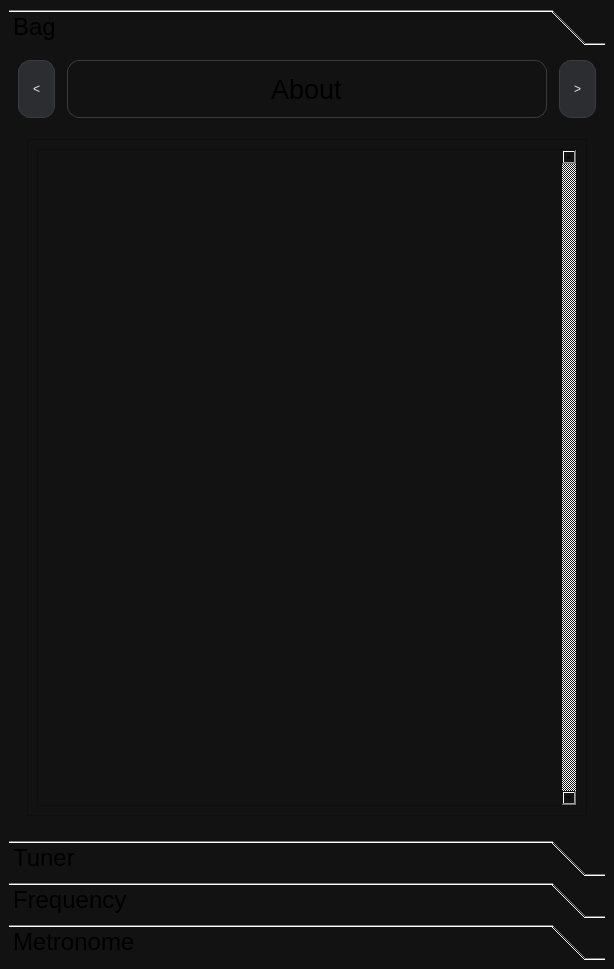
Before: the Qt Designer form mainwindow.ui in DjamesSuhanko/Musicool, drawn with Qt 5.
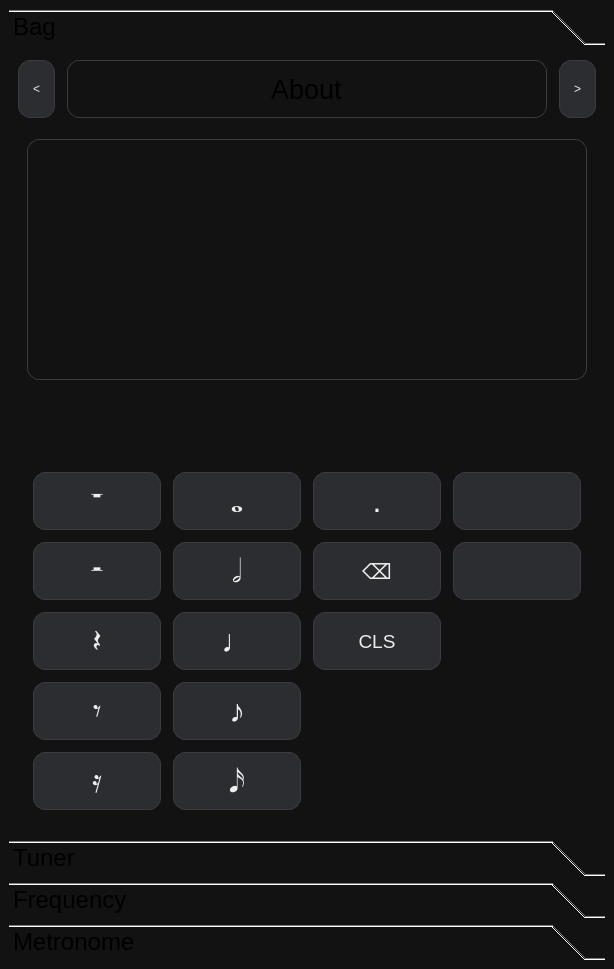
After: the same form once the commit is applied. Custom widgets are drawn as their Qt base class.

Commit message: v2.0: calculadora de compasso

What changed in the file:
```diff
--- a/mainwindow.ui
+++ b/mainwindow.ui
@@ -153,7 +153,7 @@
               <item>
                <widget class="QStackedWidget" name="stackWidget">
                 <property name="currentIndex">
-                 <number>0</number>
+                 <number>3</number>
                 </property>
                 <widget class="QWidget" name="About">
                  <layout class="QGridLayout" name="gridLayout_7">
@@ -242,6 +242,364 @@
                   </item>
                  </layout>
                 </widget>
+                <widget class="QWidget" name="Calculadora">
+                 <layout class="QGridLayout" name="gridLayout_22">
+                  <item row="0" column="0">
+                   <layout class="QVBoxLayout" name="verticalLayout_6">
+                    <property name="spacing">
+                     <number>12</number>
+                    </property>
+                    <item>
+                     <widget class="QLineEdit" name="lineEdit_mantissa">
+                      <property name="sizePolicy">
+                       <sizepolicy hsizetype="Expanding" vsizetype="Expanding">
+                        <horstretch>0</horstretch>
+                        <verstretch>0</verstretch>
+                       </sizepolicy>
+                      </property>
+                      <property name="minimumSize">
+                       <size>
+                        <width>0</width>
+                        <height>0</height>
+                       </size>
+                      </property>
+                      <property name="maximumSize">
+                       <size>
+                        <width>16777215</width>
+                        <height>16777215</height>
+                       </size>
+                      </property>
+                      <property name="font">
+                       <font>
+                        <pointsize>20</pointsize>
+                       </font>
+                      </property>
+                      <property name="inputMethodHints">
+                       <set>Qt::InputMethodHint::ImhNone</set>
+                      </property>
+                      <property name="text">
+                       <string/>
+                      </property>
+                      <property name="maxLength">
+                       <number>40</number>
+                      </property>
+                      <property name="alignment">
+                       <set>Qt::AlignmentFlag::AlignCenter</set>
+                      </property>
+                     </widget>
+                    </item>
+                    <item>
+                     <spacer name="verticalSpacer_2">
+                      <property name="orientation">
+                       <enum>Qt::Orientation::Vertical</enum>
+                      </property>
+                      <property name="sizeType">
+                       <enum>QSizePolicy::Policy::Minimum</enum>
+                      </property>
+                      <property name="sizeHint" stdset="0">
+                       <size>
+                        <width>20</width>
+                        <height>40</height>
+                       </size>
+                      </property>
+                     </spacer>
+                    </item>
+                    <item>
+                     <layout class="QGridLayout" name="gridLayout_21">
+                      <property name="leftMargin">
+                       <number>6</number>
+                      </property>
+                      <property name="rightMargin">
+                       <number>6</number>
+                      </property>
+                      <property name="bottomMargin">
+                       <number>6</number>
+                      </property>
+                      <property name="horizontalSpacing">
+                       <number>12</number>
+                      </property>
+                      <item row="2" column="2">
+                       <widget class="QPushButton" name="pushButton_cal_dot">
+                        <property name="minimumSize">
+                         <size>
+                          <width>0</width>
+                          <height>58</height>
+                         </size>
+                        </property>
+                        <property name="font">
+                         <font>
+                          <pointsize>24</pointsize>
+                         </font>
+                        </property>
+                        <property name="text">
+                         <string>.</string>
+                        </property>
+                       </widget>
+                      </item>
+                      <item row="5" column="0">
+                       <widget class="QPushButton" name="pushButton_calc_pause_8">
+                        <property name="minimumSize">
+                         <size>
+                          <width>0</width>
+                          <height>58</height>
+                         </size>
+                        </property>
+                        <property name="font">
+                         <font>
+                          <pointsize>24</pointsize>
+                         </font>
+                        </property>
+                        <property name="text">
+                         <string>𝄾</string>
+                        </property>
+                       </widget>
+                      </item>
+                      <item row="2" column="3">
+                       <widget class="QPushButton" name="pushButton_calc_free2">
+                        <property name="minimumSize">
+                         <size>
+                          <width>0</width>
+                          <height>58</height>
+                         </size>
+                        </property>
+                        <property name="text">
+                         <string/>
+                        </property>
+                       </widget>
+                      </item>
+                      <item row="2" column="1">
+                       <widget class="QPushButton" name="pushButton_calc_semibreve">
+                        <property name="minimumSize">
+                         <size>
+                          <width>0</width>
+                          <height>58</height>
+                         </size>
+                        </property>
+                        <property name="font">
+                         <font>
+                          <pointsize>24</pointsize>
+                         </font>
+                        </property>
+                        <property name="text">
+                         <string>𝅝</string>
+                        </property>
+                       </widget>
+                      </item>
+                      <item row="5" column="1">
+                       <widget class="QPushButton" name="pushButton_calc_colcheia">
+                        <property name="minimumSize">
+                         <size>
+                          <width>0</width>
+                          <height>58</height>
+                         </size>
+                        </property>
+                        <property name="font">
+                         <font>
+                          <pointsize>24</pointsize>
+                         </font>
+                        </property>
+                        <property name="text">
+                         <string>♪</string>
+                        </property>
+                       </widget>
+                      </item>
+                      <item row="6" column="1">
+                       <widget class="QPushButton" name="pushButton_calc_semicolcheia">
+                        <property name="minimumSize">
+                         <size>
+                          <width>0</width>
+                          <height>58</height>
+                         </size>
+                        </property>
+                        <property name="font">
+                         <font>
+                          <pointsize>24</pointsize>
+                         </font>
+                        </property>
+                        <property name="text">
+                         <string>𝅘𝅥𝅯</string>
+                        </property>
+                       </widget>
+                      </item>
+                      <item row="3" column="3">
+                       <widget class="QPushButton" name="pushButton_calc_free1">
+                        <property name="minimumSize">
+                         <size>
+                          <width>0</width>
+                          <height>58</height>
+                         </size>
+                        </property>
+                        <property name="text">
+                         <string/>
+                        </property>
+                       </widget>
+                      </item>
+                      <item row="4" column="1">
+                       <widget class="QPushButton" name="pushButton_calc_seminima">
+                        <property name="minimumSize">
+                         <size>
+                          <width>0</width>
+                          <height>58</height>
+                         </size>
+                        </property>
+                        <property name="font">
+                         <font>
+                          <pointsize>24</pointsize>
+                         </font>
+                        </property>
+                        <property name="text">
+                         <string>♩</string>
+                        </property>
+                       </widget>
+                      </item>
+                      <item row="3" column="0">
+                       <widget class="QPushButton" name="pushButton_calc_pause_2">
+                        <property name="minimumSize">
+                         <size>
+                          <width>0</width>
+                          <height>58</height>
+                         </size>
+                        </property>
+                        <property name="font">
+                         <font>
+                          <pointsize>24</pointsize>
+                         </font>
+                        </property>
+                        <property name="text">
+                         <string>𝄼</string>
+                        </property>
+                       </widget>
+                      </item>
+                      <item row="6" column="0">
+                       <widget class="QPushButton" name="pushButton_calc_pause_16">
+                        <property name="minimumSize">
+                         <size>
+                          <width>0</width>
+                          <height>58</height>
+                         </size>
+                        </property>
+                        <property name="font">
+                         <font>
+                          <pointsize>24</pointsize>
+                         </font>
+                        </property>
+                        <property name="text">
+                         <string>𝄿</string>
+                        </property>
+                       </widget>
+                      </item>
+                      <item row="2" column="0">
+                       <widget class="QPushButton" name="pushButton_calc_pause_1">
+                        <property name="minimumSize">
+                         <size>
+                          <width>0</width>
+                          <height>58</height>
+                         </size>
+                        </property>
+                        <property name="font">
+                         <font>
+                          <pointsize>24</pointsize>
+                         </font>
+                        </property>
+                        <property name="text">
+                         <string>𝄻</string>
+                        </property>
+                       </widget>
+                      </item>
+                      <item row="4" column="0">
+                       <widget class="QPushButton" name="pushButton_calc_pause_4">
+                        <property name="minimumSize">
+                         <size>
+                          <width>0</width>
+                          <height>58</height>
+                         </size>
+                        </property>
+                        <property name="font">
+                         <font>
+                          <pointsize>24</pointsize>
+                         </font>
+                        </property>
+                        <property name="text">
+                         <string>𝄽</string>
+                        </property>
+                       </widget>
+                      </item>
+                      <item row="3" column="2">
+                       <widget class="QPushButton" name="pushButton_calc_backspace">
+                        <property name="minimumSize">
+                         <size>
+                          <width>0</width>
+                          <height>58</height>
+                         </size>
+                        </property>
+                        <property name="font">
+                         <font>
+                          <pointsize>16</pointsize>
+                         </font>
+                        </property>
+                        <property name="text">
+                         <string>⌫</string>
+                        </property>
+                       </widget>
+                      </item>
+                      <item row="3" column="1">
+                       <widget class="QPushButton" name="pushButton_calc_minima">
+                        <property name="minimumSize">
+                         <size>
+                          <width>0</width>
+                          <height>58</height>
+                         </size>
+                        </property>
+                        <property name="font">
+                         <font>
+                          <pointsize>24</pointsize>
+                         </font>
+                        </property>
+                        <property name="text">
+                         <string>𝅗𝅥</string>
+                        </property>
+                       </widget>
+                      </item>
+                      <item row="4" column="2">
+                       <widget class="QPushButton" name="pushButton_calc_clear">
+                        <property name="minimumSize">
+                         <size>
+                          <width>0</width>
+                          <height>58</height>
+                         </size>
+                        </property>
+                        <property name="font">
+                         <font>
+                          <pointsize>14</pointsize>
+                         </font>
+                        </property>
+                        <property name="text">
+                         <string>CLS</string>
+                        </property>
+                       </widget>
+                      </item>
+                      <item row="0" column="2">
+                       <spacer name="verticalSpacer_3">
+                        <property name="orientation">
+                         <enum>Qt::Orientation::Vertical</enum>
+                        </property>
+                        <property name="sizeType">
+                         <enum>QSizePolicy::Policy::Minimum</enum>
+                        </property>
+                        <property name="sizeHint" stdset="0">
+                         <size>
+                          <width>20</width>
+                          <height>40</height>
+                         </size>
+                        </property>
+                       </spacer>
+                      </item>
+                     </layout>
+                    </item>
+                   </layout>
+                  </item>
+                 </layout>
+                </widget>
                </widget>
               </item>
              </layout>
```
The commit also changes 15 other files.
